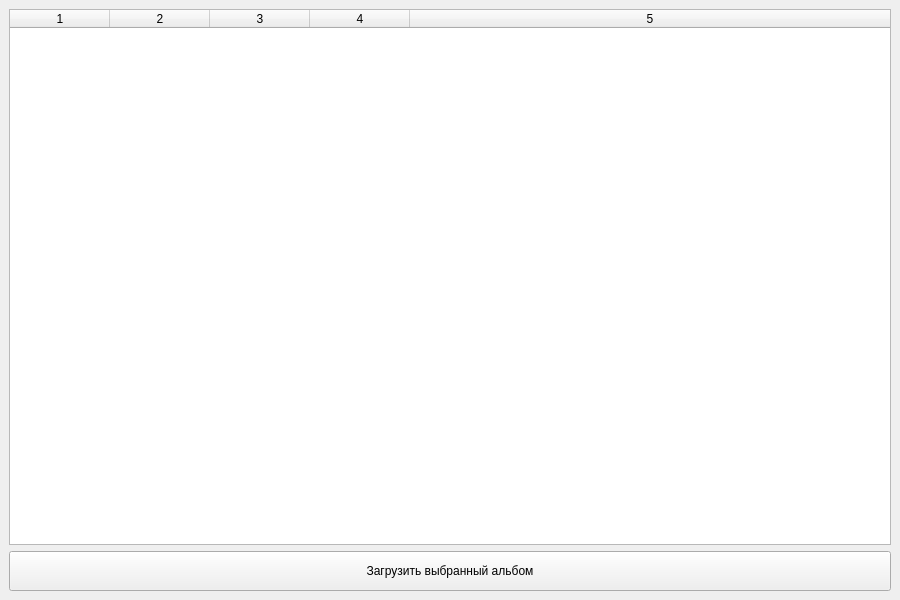
Old version of the form designs/main.ui in the repository DenisZhmakin/VK-Music-Downloader.
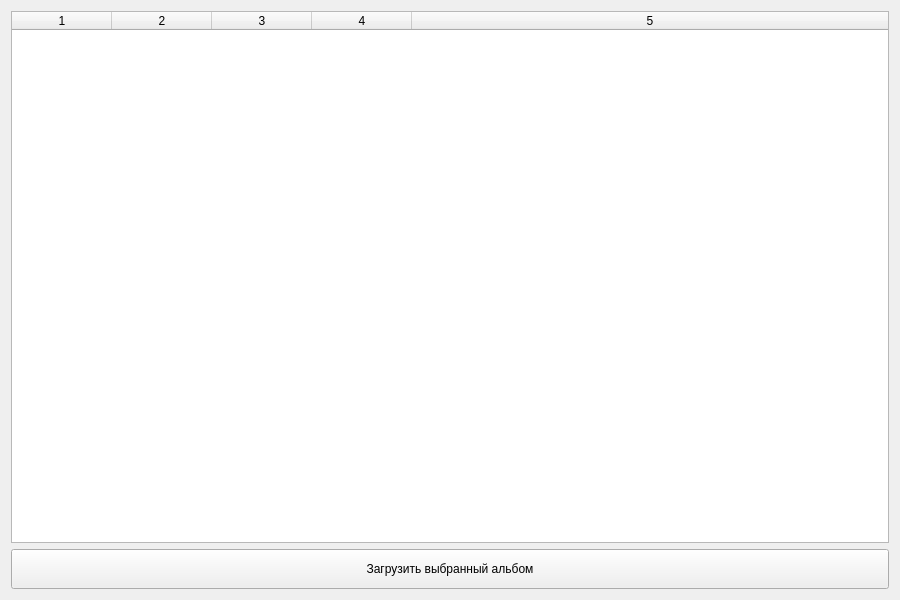
New version of the form.

```diff
--- a/designs/main.ui
+++ b/designs/main.ui
@@ -1,7 +1,7 @@
 <?xml version="1.0" encoding="UTF-8"?>
 <ui version="4.0">
- <class>MainWindow</class>
- <widget class="QMainWindow" name="MainWindow">
+ <class>Form</class>
+ <widget class="QWidget" name="Form">
   <property name="geometry">
    <rect>
     <x>0</x>
@@ -10,16 +10,24 @@
     <height>600</height>
    </rect>
   </property>
+  <property name="minimumSize">
+   <size>
+    <width>900</width>
+    <height>600</height>
+   </size>
+  </property>
+  <property name="maximumSize">
+   <size>
+    <width>900</width>
+    <height>600</height>
+   </size>
+  </property>
   <property name="windowTitle">
    <string notr="true">VK Music Downloader</string>
   </property>
-  <widget class="QWidget" name="centralwidget">
    <layout class="QGridLayout" name="gridLayout">
     <item row="0" column="0">
-     <widget class="QTableWidget" name="album_lst">
-      <property name="enabled">
-       <bool>true</bool>
-      </property>
+    <widget class="QTableWidget" name="album_table">
       <property name="sizePolicy">
        <sizepolicy hsizetype="Expanding" vsizetype="Expanding">
         <horstretch>0</horstretch>
@@ -35,18 +43,9 @@
       <property name="selectionBehavior">
        <enum>QAbstractItemView::SelectRows</enum>
       </property>
-      <property name="showGrid">
-       <bool>true</bool>
-      </property>
-      <property name="gridStyle">
-       <enum>Qt::SolidLine</enum>
-      </property>
       <property name="columnCount">
        <number>5</number>
       </property>
-      <attribute name="horizontalHeaderShowSortIndicator" stdset="0">
-       <bool>false</bool>
-      </attribute>
       <attribute name="horizontalHeaderStretchLastSection">
        <bool>true</bool>
       </attribute>
@@ -71,7 +70,6 @@
      </widget>
     </item>
    </layout>
-  </widget>
  </widget>
  <resources/>
  <connections/>
```
Left out of the diff: 2 changed lines with no effect on the pictures. Lines whose indentation alone changed are shown as unchanged.
